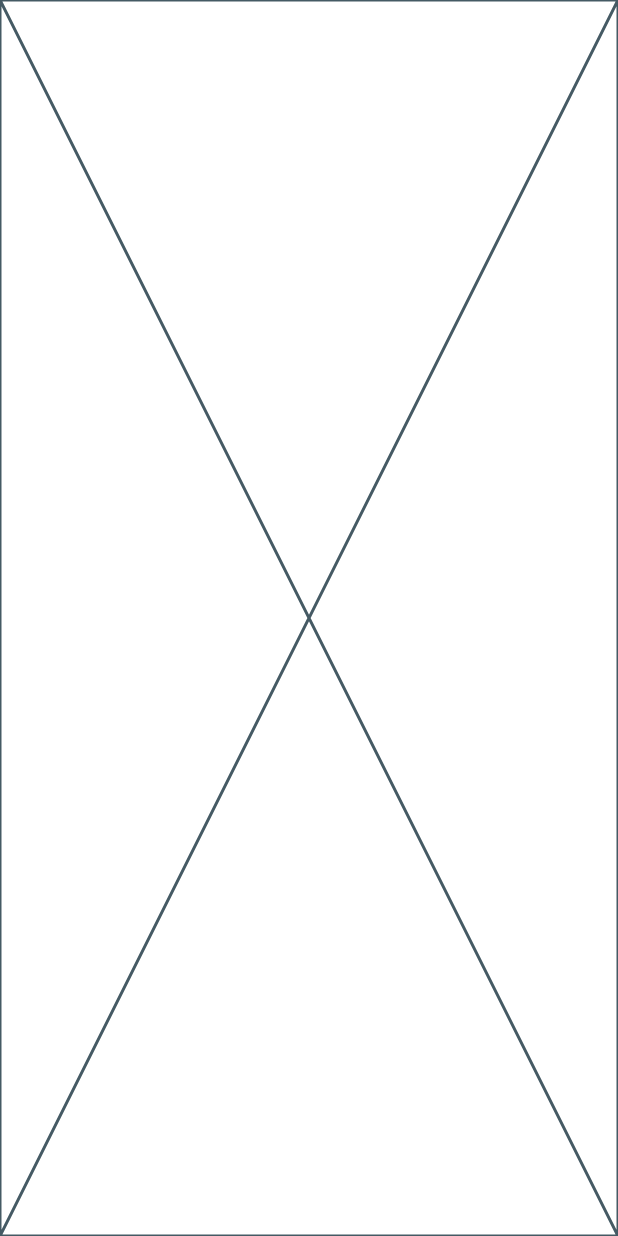
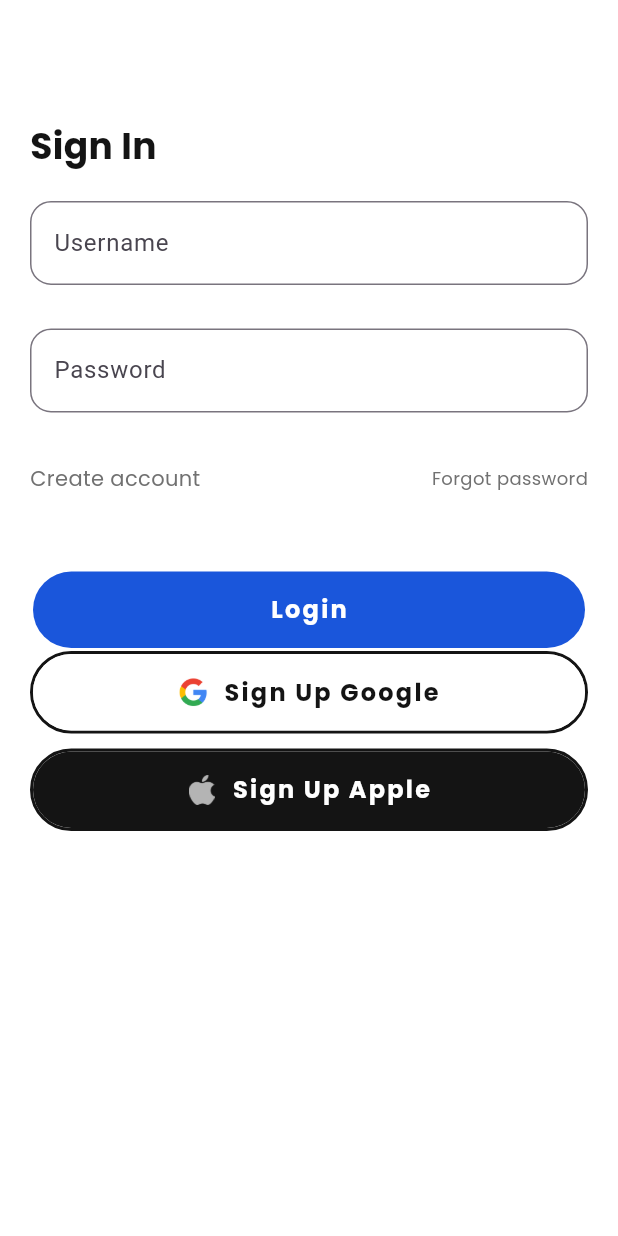
Before and after one commit to acepnurmansidik/M-Clone-IG, a Flutter app: the screen it shows after launch, on a phone screen of 412 x 824 dp. Run offline on Flutter 3.47's test engine with Material 3 defaults, Android fonts, the phone set to English and light mode, and no system bars; our stand-ins replace google_fonts, gradient_borders.

Commit message:
added signin, signup, main page

```diff
--- a/lib/main.dart
+++ b/lib/main.dart
@@ -1,3 +1,4 @@
+import 'package:clone_instagram/page/main_page.dart';
 import 'package:clone_instagram/page/splash_page.dart';
 import 'package:flutter/material.dart';
 
@@ -14,6 +15,7 @@ class MyApp extends StatelessWidget {
       debugShowCheckedModeBanner: false,
       routes: {
         '/': (context) => const SplashPage(),
+        '/main': (context) => const MainPage(),
       },
     );
   }
--- /dev/null
+++ b/lib/page/signin_page.dart
@@ -0,0 +1,146 @@
+import 'package:clone_instagram/page/main_page.dart';
+import 'package:clone_instagram/page/signup_page.dart';
+import 'package:clone_instagram/theme.dart';
+import 'package:clone_instagram/widgets/custom_button.dart';
+import 'package:clone_instagram/widgets/custom_text_form_field.dart';
+import 'package:flutter/material.dart';
+
+class SignInPage extends StatefulWidget {
+  const SignInPage({super.key});
+
+  @override
+  State<SignInPage> createState() => _SignInPageState();
+}
+
+class _SignInPageState extends State<SignInPage> {
+  late FocusNode focusNode;
+  final GlobalKey<FormState> formKey = GlobalKey();
+  TextEditingController usernameController = TextEditingController(text: "");
+  TextEditingController passwordController = TextEditingController(text: "");
+
+  @override
+  void initState() {
+    super.initState();
+  }
+
+  @override
+  Widget build(BuildContext context) {
+    Route routeAnimated(targetPage) {
+      return PageRouteBuilder(
+        pageBuilder: (context, animation, secondaryAnimation) => targetPage,
+        transitionsBuilder: (context, animation, secondaryAnimation, child) {
+          const begin = Offset(1.0, 0.0); // Mulai dari kanan
+          const end = Offset.zero; // Berhenti di posisi normal
+          const curve = Curves.easeInOut;
+
+          var tween =
+              Tween(begin: begin, end: end).chain(CurveTween(curve: curve));
+          var offsetAnimation = animation.drive(tween);
+
+          return SlideTransition(
+            position: offsetAnimation,
+            child: child,
+          );
+        },
+      );
+    }
+
+    return Scaffold(
+      backgroundColor: kWhiteColor,
+      body: Form(
+        key: formKey,
+        child: ListView(
+          padding: const EdgeInsets.only(left: 20, right: 20),
+          children: [
+            Container(
+              width: double.infinity,
+              margin: const EdgeInsets.only(top: 80, bottom: 20),
+              child: Text(
+                'Sign In',
+                style: blackTextStyle.copyWith(
+                  fontSize: 24,
+                  fontWeight: bold,
+                ),
+              ),
+            ),
+            CustomTextFormField(
+              controller: usernameController,
+              labelText: "Username",
+              hintText: "Enter username/email",
+              mgsValidate: 'Please enter your username',
+              margin: const EdgeInsets.only(bottom: 5),
+            ),
+            CustomTextFormField(
+              controller: passwordController,
+              labelText: "Password",
+              hintText: "Enter password",
+              mgsValidate: 'Please enter password',
+              margin: const EdgeInsets.only(bottom: 10),
+              isSecure: true,
+            ),
+            Row(
+              mainAxisAlignment: MainAxisAlignment.spaceBetween,
+              children: [
+                GestureDetector(
+                  onTap: () {
+                    Navigator.of(context).push(
+                      routeAnimated(
+                        const SignUpPage(),
+                      ),
+                    );
+                  },
+                  child: Text(
+                    'Create account',
+                    style: greyTextStyle.copyWith(fontSize: 14),
+                  ),
+                ),
+                GestureDetector(
+                  onTap: () {},
+                  child: Text(
+                    'Forgot password',
+                    style: greyTextStyle.copyWith(fontSize: 12),
+                  ),
+                ),
+              ],
+            ),
+            CustomButton(
+              title: "Login",
+              bgColor: kBlueColor,
+              margin: const EdgeInsets.only(top: 50),
+              onPressd: () {
+                Navigator.push(
+                  context,
+                  MaterialPageRoute(
+                    builder: (contect) => const MainPage(),
+                  ),
+                );
+                // if (formKey.currentState!.validate()) {}
+              },
+            ),
+            CustomButton(
+              title: "Sign Up Google",
+              iconName: "assets/google.png",
+              bgColor: kWhiteColor,
+              borderColor: kBlackColor,
+              textColor: kBlackColor,
+              margin: const EdgeInsets.only(bottom: 10),
+              onPressd: () {
+                if (formKey.currentState!.validate()) {}
+              },
+            ),
+            CustomButton(
+              title: "Sign Up Apple",
+              iconName: "assets/apple.png",
+              bgColor: kBlackColor,
+              borderColor: kBlackColor,
+              textColor: kWhiteColor,
+              onPressd: () {
+                if (formKey.currentState!.validate()) {}
+              },
+            ),
+          ],
+        ),
+      ),
+    );
+  }
+}
--- /dev/null
+++ b/lib/theme.dart
@@ -0,0 +1,25 @@
+import 'package:flutter/material.dart';
+import 'package:google_fonts/google_fonts.dart';
+
+Color kWhiteColor = const Color(0xffffffff);
+// Color kSecondaryColor = const Color(0xffeaedf0);
+Color kGreyColor = const Color(0xff717171);
+Color kBlackColor = const Color(0xff141414);
+Color kPrimaryColor = const Color(0xfff40752);
+Color kSecondaryColor = const Color(0xffff7e35);
+Color kRedColor = const Color.fromARGB(255, 240, 49, 46);
+Color kBlueColor = const Color(0xff1A56DB);
+
+TextStyle blackTextStyle = GoogleFonts.poppins(color: kBlackColor);
+TextStyle blueTextStyle = GoogleFonts.poppins(color: kBlueColor);
+TextStyle whiteTextStyle = GoogleFonts.poppins(color: kWhiteColor);
+TextStyle greyTextStyle = GoogleFonts.poppins(color: kGreyColor);
+TextStyle redTextStyle = GoogleFonts.poppins(color: kRedColor);
+
+FontWeight light = FontWeight.w300;
+FontWeight regular = FontWeight.w400;
+FontWeight medium = FontWeight.w500;
+FontWeight semibold = FontWeight.w600;
+FontWeight bold = FontWeight.w700;
+FontWeight extraBold = FontWeight.w800;
+FontWeight black = FontWeight.w900;
--- /dev/null
+++ b/lib/widgets/custom_button.dart
@@ -0,0 +1,65 @@
+import 'package:clone_instagram/theme.dart';
+import 'package:flutter/material.dart';
+
+class CustomButton extends StatelessWidget {
+  final EdgeInsets margin;
+  final Color bgColor;
+  final Function() onPressd;
+  final Color borderColor;
+  final Color textColor;
+  final String title;
+  final String iconName;
+
+  const CustomButton({
+    super.key,
+    required this.title,
+    required this.onPressd,
+    required this.bgColor,
+    this.borderColor = Colors.transparent,
+    this.textColor = Colors.white,
+    this.margin = EdgeInsets.zero,
+    this.iconName = "",
+  });
+
+  @override
+  Widget build(BuildContext context) {
+    return Container(
+      height: 55,
+      width: double.infinity,
+      margin: margin,
+      decoration: BoxDecoration(
+        borderRadius: const BorderRadius.all(Radius.circular(50)),
+        border: Border.all(color: borderColor, width: 2),
+      ),
+      child: TextButton(
+        onPressed: onPressd,
+        style: TextButton.styleFrom(backgroundColor: bgColor),
+        child: Row(
+            mainAxisAlignment: MainAxisAlignment.center,
+            crossAxisAlignment: CrossAxisAlignment.center,
+            children: [
+              if (iconName.isNotEmpty)
+                Container(
+                  height: 20,
+                  width: 20,
+                  margin: const EdgeInsets.only(right: 10),
+                  decoration: BoxDecoration(
+                    image: DecorationImage(
+                      image: AssetImage(iconName),
+                    ),
+                  ),
+                ),
+              Text(
+                title,
+                style: whiteTextStyle.copyWith(
+                  fontSize: 16,
+                  fontWeight: bold,
+                  letterSpacing: 1.5,
+                  color: textColor,
+                ),
+              ),
+            ]),
+      ),
+    );
+  }
+}
--- /dev/null
+++ b/lib/widgets/custom_text_form_field.dart
@@ -0,0 +1,78 @@
+import 'package:clone_instagram/theme.dart';
+import 'package:flutter/material.dart';
+import 'package:gradient_borders/input_borders/gradient_outline_input_border.dart';
+
+class CustomTextFormField extends StatelessWidget {
+  final TextEditingController controller;
+  final bool isSecure;
+  final String labelText;
+  final String hintText;
+  final String mgsValidate;
+  final double width;
+  final EdgeInsets margin;
+
+  const CustomTextFormField({
+    super.key,
+    required this.controller,
+    required this.hintText,
+    required this.mgsValidate,
+    this.labelText = "",
+    this.isSecure = false,
+    this.width = double.infinity,
+    this.margin = EdgeInsets.zero,
+  });
+
+  @override
+  Widget build(BuildContext context) {
+    return Container(
+      height: 80,
+      width: width,
+      margin: margin,
+      child: TextFormField(
+        controller: controller,
+        cursorColor: kBlackColor,
+        obscureText: isSecure,
+        keyboardType: TextInputType.text,
+        validator: (value) {
+          if (value == null || value.isEmpty) {
+            return mgsValidate;
+          }
+          return null;
+        },
+        style: blackTextStyle.copyWith(
+          fontSize: 16,
+        ),
+        decoration: InputDecoration(
+          labelText: labelText,
+          hintText: hintText,
+          hintStyle: greyTextStyle.copyWith(fontSize: 16),
+          focusColor: Colors.transparent,
+          focusedBorder: GradientOutlineInputBorder(
+            gradient: LinearGradient(
+              colors: [kPrimaryColor, kSecondaryColor],
+            ),
+            borderRadius: BorderRadius.circular(12),
+            width: 2,
+          ),
+          border: OutlineInputBorder(
+            borderRadius: BorderRadius.circular(14),
+            borderSide: BorderSide(color: kBlackColor, width: 1.5),
+          ),
+          errorStyle: redTextStyle.copyWith(
+            fontSize: 12,
+            fontStyle: FontStyle.italic,
+          ),
+          errorMaxLines: 1,
+          errorBorder: OutlineInputBorder(
+            borderSide: BorderSide(color: kRedColor, width: 1.5),
+            borderRadius: BorderRadius.circular(14),
+          ),
+          focusedErrorBorder: OutlineInputBorder(
+            borderSide: BorderSide(color: kRedColor, width: 1.5),
+            borderRadius: BorderRadius.circular(14),
+          ),
+        ),
+      ),
+    );
+  }
+}
```
Also changed, not shown: lib/page/main_page.dart (added, +56 -0 lines), lib/page/onboarding_page.dart (deleted, +0 -10 lines), lib/page/signup_page.dart (added, +100 -0 lines), lib/page/splash_page.dart (+37 -2 lines), pubspec.yaml (+6 -7 lines), assets/apple.png (added), assets/google.png (added), assets/logo.png (added), pubspec.lock, 7 other files.
